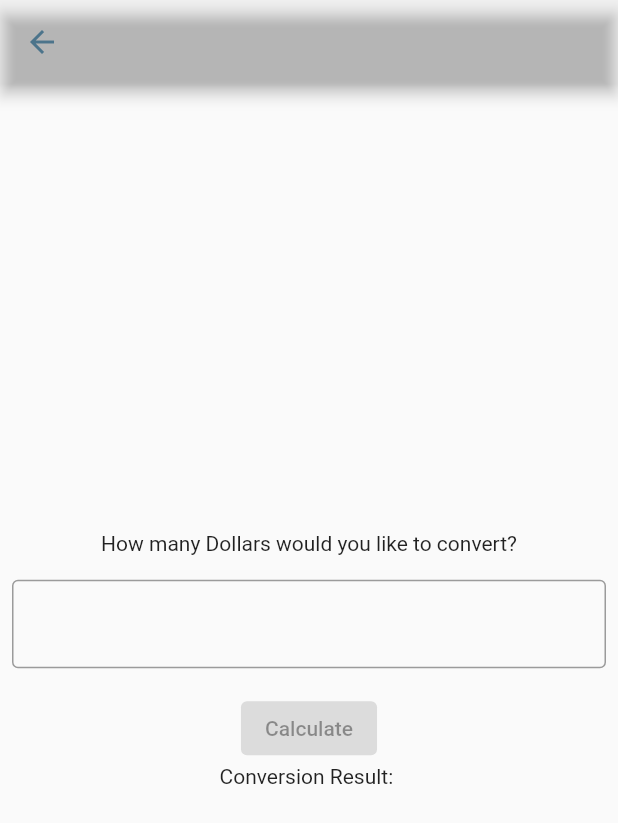
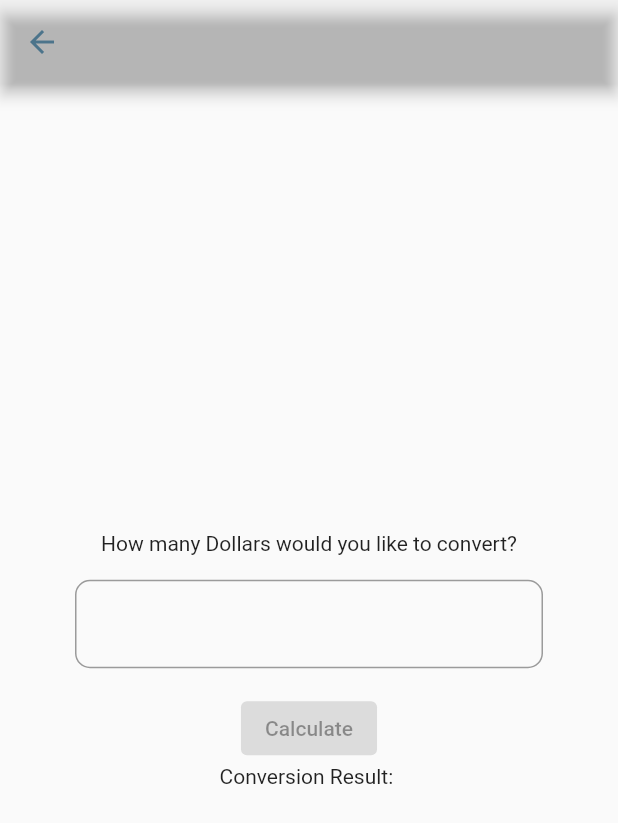
Before and after one commit to utrgv-software-engineering/mobileApp_bitcoin-calculator-fixed, a Flutter app: the screen it shows after launch, after a tap on "USD to BTC", on a phone screen of 412 x 824 dp. Shown: the top 823 px of the screen. Run offline on Flutter 3.47's test engine with Material 2 defaults, Android fonts, the phone set to English and light mode, and no system bars.

```diff
--- a/lib/main.dart
+++ b/lib/main.dart
@@ -46,6 +46,14 @@ class _MyHomePageState extends State<MyHomePage> {
                               selection: selection,
                             )));
               },
+              style: ElevatedButton.styleFrom(
+                shape: RoundedRectangleBorder(
+                  borderRadius: BorderRadius.circular(10),
+                ),
+                textStyle: TextStyle(
+                  fontSize: 20,
+                ),
+              ),
               child: Text(
                 'USD to BTC',
                 key: Key('USD'),
@@ -62,6 +70,14 @@ class _MyHomePageState extends State<MyHomePage> {
                               selection: selection,
                             )));
               },
+              style: ElevatedButton.styleFrom(
+                shape: RoundedRectangleBorder(
+                  borderRadius: BorderRadius.circular(10),
+                ),
+                textStyle: TextStyle(
+                  fontSize: 20,
+                ),
+              ),
               child: Text(
                 'BTC to USD',
                 key: Key('BTC'),
--- a/lib/usdConversion.dart
+++ b/lib/usdConversion.dart
@@ -88,13 +88,16 @@ class _USDConversionState extends State<USDConversion> {
             key: Key('Prompt'),
           ),
           Padding(
-            padding: EdgeInsets.symmetric(horizontal: 8, vertical: 16),
+            padding: EdgeInsets.symmetric(horizontal: 50, vertical: 16),
             child: TextField(
               keyboardType: TextInputType.numberWithOptions(decimal: true),
               inputFormatters: [],
               key: Key('input-field'),
               decoration: InputDecoration(
-                border: OutlineInputBorder(),
+                border: OutlineInputBorder(
+                  borderRadius: BorderRadius.circular(10),
+                  borderSide: BorderSide(color: Color(0xFF4C748B)),
+                ),
               ),
               onChanged: (value) {
                 setState(() {
@@ -112,8 +115,9 @@ class _USDConversionState extends State<USDConversion> {
           ElevatedButton(
               onPressed: button
                   ? () {
-                      if (pesos == '0') {
-                        throw ('Test');
+                      if (double.parse(pesos) < 0.01) {
+                        throw ArgumentError(
+                            'Value cannot be less then or equal to 0');
                       } else {
                         setst8();
                       }
```
Also changed, not shown: lib/calc_tools.dart (+10 -2 lines), test_driver/app_test.dart (+36 -6 lines), 2 other files.
